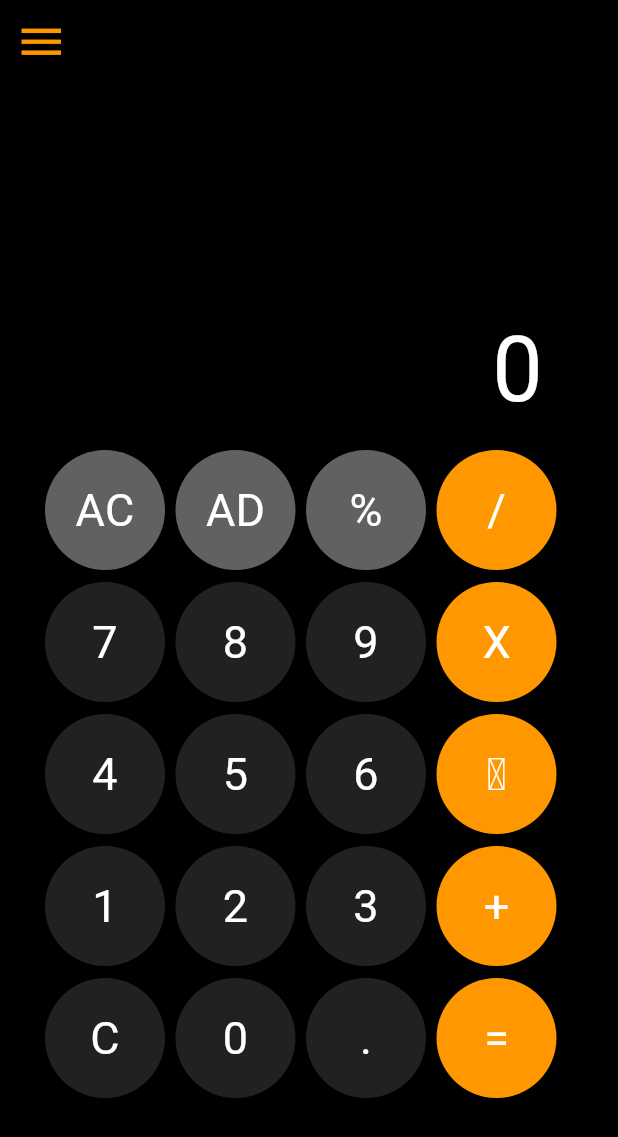
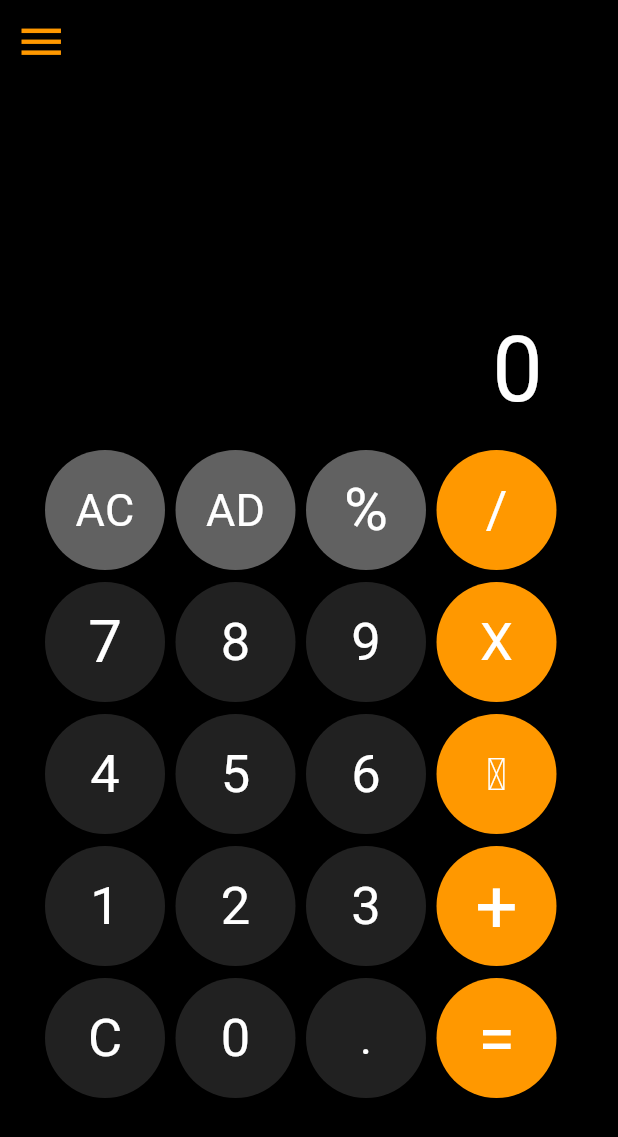
Before and after one commit to misochallenge-ProPick/MISOCHALLENGE2025_ProPick, a Flutter app: the screen it shows after launch, on a phone screen of 412 x 824 dp. Shown: the top 1137 px of the screen. Run offline on Flutter 3.47's test engine with Material 3 defaults, Android fonts, the phone set to English and light mode, and no system bars.

Commit message:
size fix

```diff
--- a/lib/main.dart
+++ b/lib/main.dart
@@ -38,124 +38,69 @@ class MyApp extends StatelessWidget {
             ),
             Column(
               children: [
-                Row(children: [
-                  SizedBox(width: 30,),
-                    calcBtn(
-                      btnColor: Colors.grey.shade700,
-                      btnText: "AC",
-                    ),
-                    SizedBox(width: 7,),
-                    calcBtn(
-                      btnColor: Colors.grey.shade700,
-                      btnText: "AD",
-                    ),
-                    SizedBox(width: 7,),
-                    calcBtn(
-                      btnColor: Colors.grey.shade700,
-                      btnText: "%",
-                    ),
-                    SizedBox(width: 7,),
-                    calcBtn(
-                      btnColor: Colors.orange,
-                      btnText: "/",
-                    ),
-                  ]
+                Row(
+                  children: [
+                    SizedBox(width: 30),
+                    calcBtn(btnColor: Colors.grey.shade700, btnText: "AC",btnSize: 30,),
+                    SizedBox(width: 7),
+                    calcBtn(btnColor: Colors.grey.shade700, btnText: "AD",btnSize: 30,),
+                    SizedBox(width: 7),
+                    calcBtn(btnColor: Colors.grey.shade700, btnText: "%",btnSize: 40,),
+                    SizedBox(width: 7),
+                    calcBtn(btnColor: Colors.orange, btnText: "/",btnSize: 35,),
+                  ],
                 ),
-                Container(height: 8,),
-                Row(children: [
-                  SizedBox(width: 30,),
-                    calcBtn(
-                      btnColor: Colors.grey.shade900,
-                      btnText: "7",
-                    ),
-                    SizedBox(width: 7,),
-                    calcBtn(
-                      btnColor: Colors.grey.shade900,
-                      btnText: "8",
-                    ),
-                    SizedBox(width: 7,),
-                    calcBtn(
-                      btnColor: Colors.grey.shade900,
-                      btnText: "9",
-                    ),
-                    SizedBox(width: 7,),
-                    calcBtn(
-                      btnColor: Colors.orange,
-                      btnText: "X",
-                    ),
-                  ]
+                Container(height: 8),
+                Row(
+                  children: [
+                    SizedBox(width: 30),
+                    calcBtn(btnColor: Colors.grey.shade900, btnText: "7",btnSize: 40,),
+                    SizedBox(width: 7),
+                    calcBtn(btnColor: Colors.grey.shade900, btnText: "8",btnSize: 35,),
+                    SizedBox(width: 7),
+                    calcBtn(btnColor: Colors.grey.shade900, btnText: "9",btnSize: 35,),
+                    SizedBox(width: 7),
+                    calcBtn(btnColor: Colors.orange, btnText: "X",btnSize: 35,),
+                  ],
                 ),
-                Container(height: 8,),
-                Row(children: [
-                  SizedBox(width: 30,),
-                    calcBtn(
-                      btnColor: Colors.grey.shade900,
-                      btnText: "4",
-                    ),
-                    SizedBox(width: 7,),
-                    calcBtn(
-                      btnColor: Colors.grey.shade900,
-                      btnText: "5",
-                    ),
-                    SizedBox(width: 7,),
-                    calcBtn(
-                      btnColor: Colors.grey.shade900,
-                      btnText: "6",
-                    ),
-                    SizedBox(width: 7,),
-                    calcBtn(
-                      btnColor: Colors.orange,
-                      btnText: "ㅡ",
-                    ),
-                  ]
+                Container(height: 8),
+                Row(
+                  children: [
+                    SizedBox(width: 30),
+                    calcBtn(btnColor: Colors.grey.shade900, btnText: "4",btnSize: 35,),
+                    SizedBox(width: 7),
+                    calcBtn(btnColor: Colors.grey.shade900, btnText: "5",btnSize: 35,),
+                    SizedBox(width: 7),
+                    calcBtn(btnColor: Colors.grey.shade900, btnText: "6",btnSize: 35,),
+                    SizedBox(width: 7),
+                    calcBtn(btnColor: Colors.orange, btnText: "ㅡ",btnSize: 30,),
+                  ],
                 ),
-                Container(height: 8,),
-                Row(children: [
-                  SizedBox(width: 30,),
-                    calcBtn(
-                      btnColor: Colors.grey.shade900,
-                      btnText: "1",
-                    ),
-                    SizedBox(width: 7,),
-                    calcBtn(
-                      btnColor: Colors.grey.shade900,
-                      btnText: "2",
-                    ),
-                    SizedBox(width: 7,),
-                    calcBtn(
-                      btnColor: Colors.grey.shade900,
-                      btnText: "3",
-                    ),
-                    SizedBox(width: 7,),
-                    calcBtn(
-                      btnColor: Colors.orange,
-                      btnText: "+",
-                    ),
-                  ]
+                Container(height: 8),
+                Row(
+                  children: [
+                    SizedBox(width: 30),
+                    calcBtn(btnColor: Colors.grey.shade900, btnText: "1",btnSize: 35,),
+                    SizedBox(width: 7),
+                    calcBtn(btnColor: Colors.grey.shade900, btnText: "2",btnSize: 35,),
+                    SizedBox(width: 7),
+                    calcBtn(btnColor: Colors.grey.shade900, btnText: "3",btnSize: 35,),
+                    SizedBox(width: 7),
+                    calcBtn(btnColor: Colors.orange, btnText: "+",btnSize: 50,),
+                  ],
                 ),
-                Container(height: 8,),
-                Row(children: [
-                  SizedBox(width: 30,),
-                    calcBtn(
-                      btnColor: Colors.grey.shade900,
-                      btnText: "C",
-                    ),
-                    SizedBox(width: 7,),
-                    calcBtn(
-                      btnColor: Colors.grey.shade900,
-                      btnText: "0",
-                    ),
-                    SizedBox(width: 7,),
-                    calcBtn(
-                      btnColor: Colors.grey.shade900,
-                      btnText: ".",
-                    ),
-                    SizedBox(width: 7,),
-                    calcBtn(
-                      btnColor: Colors.orange,
-                      btnText: "=",
-                    ),
-                  ]
+                Container(height: 8),
+                Row(
+                  children: [
+                    SizedBox(width: 30),
+                    calcBtn(btnColor: Colors.grey.shade900, btnText: "C",btnSize: 35,),
+                    SizedBox(width: 7),
+                    calcBtn(btnColor: Colors.grey.shade900, btnText: "0",btnSize: 35,),
+                    SizedBox(width: 7),
+                    calcBtn(btnColor: Colors.grey.shade900, btnText: ".",btnSize: 30,),
+                    SizedBox(width: 7),
+                    calcBtn(btnColor: Colors.orange, btnText: "=",btnSize: 45,),
+                  ],
                 ),
               ],
             ),
@@ -169,19 +114,27 @@ class MyApp extends StatelessWidget {
 class calcBtn extends StatelessWidget {
   final Color btnColor;
   final String btnText;
+  final double btnSize;
 
-  const calcBtn({super.key, required this.btnColor, required this.btnText});
+  const calcBtn({
+    super.key,
+    required this.btnColor,
+    required this.btnText,
+    required this.btnSize,
+  });
 
   @override
   Widget build(BuildContext context) {
     return Container(
       width: 80,
       height: 80,
-      decoration: BoxDecoration(
-        color: btnColor,
-        shape: BoxShape.circle,
+      decoration: BoxDecoration(color: btnColor, shape: BoxShape.circle),
+      child: Center(
+        child: Text(
+          btnText,
+          style: TextStyle(fontSize: btnSize, color: Colors.white),
+        ),
       ),
-      child: Center(child: Text(btnText, style: TextStyle(fontSize: 30, color: Colors.white))),
     );
   }
 }
```
